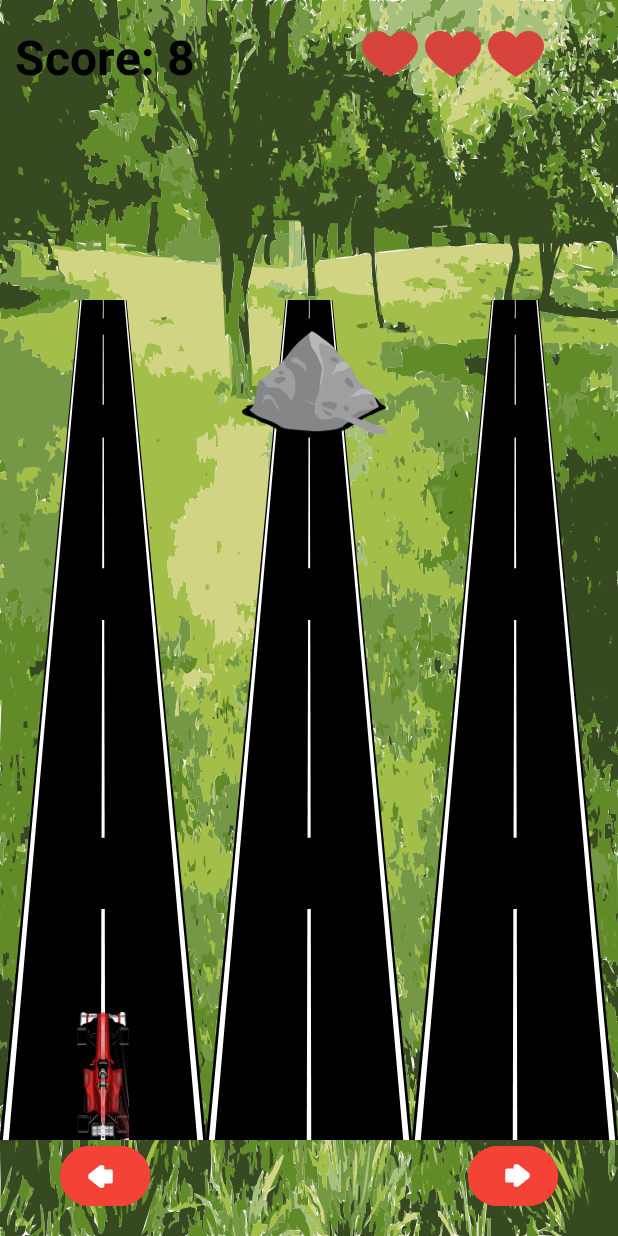
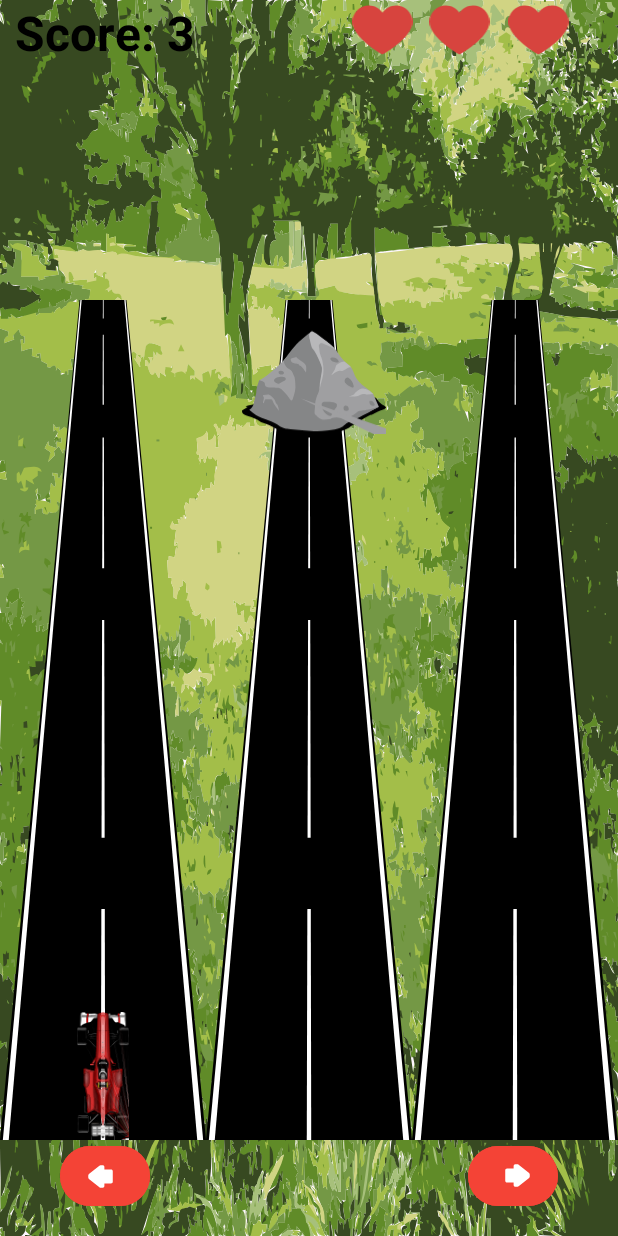
Before and after one commit to IDKeren/CarGame.HW2, an Android app: the GameActivity screen opened directly, with no data from a screen before it, after a tap on "OK", on a phone screen of 412 x 824 dp. Run offline under Robolectric (Android 15) with nearby library versions, the phone set to English and light mode, and no system bars.

Commit message:
CarGame second commit

```diff
--- a/app/src/main/java/com/example/hw1/GameActivity.java
+++ b/app/src/main/java/com/example/hw1/GameActivity.java
@@ -1,19 +1,18 @@
 package com.example.hw1;
 
 import android.annotation.SuppressLint;
-import android.content.Context;
 import android.content.Intent;
 import android.os.Bundle;
 import android.os.Handler;
-import android.os.VibrationEffect;
-import android.os.Vibrator;
 import android.view.View;
 import android.widget.Button;
 import android.widget.ImageView;
 import android.widget.TextView;
-import android.widget.Toast;
+
 
 import androidx.appcompat.app.AppCompatActivity;
+
+import com.example.hw1.Utilities.SignalManager;
 
 import java.util.Random;
 
@@ -21,44 +20,50 @@ public class GameActivity extends AppCompatActivity {
 
     private static final int ROWS = 6;
     private static final int COLS = 3;
-    private ImageView[] heart;
+    private final ImageView[] heart = new ImageView[3];
     private final ImageView[][] gameMatrix = new ImageView[ROWS][COLS];
-
     private final ImageView[][] rockMatrix = new ImageView[ROWS][COLS];
     private int lives = 3;
-
-    private static int curScore = 0;
-    private static TextView scoreTextView ;
+    private TextView scoreTextView ;
     private int currentColumn = 1;
+    private int curScore = 0;
     private static final int DELAY = 1400;
     private static final int ROCK = R.drawable.rock;
     private static final int CAR_IMAGE = R.drawable.car;
 
     Random random = new Random();
+
     private Handler delayHandler = new Handler();
 
+    private Button leftArrowButton;
+    private Button rightArrowButton;
 
-    @SuppressLint({"MissingInflatedId", "DiscouragedApi"})
+
     @Override
     protected void onCreate(Bundle savedInstanceState) {
         super.onCreate(savedInstanceState);
         setContentView(R.layout.activity_main);
+        findViews();
         setGameMatrix();
+        startScoreTimer();
 
 
-        heart = new ImageView[3];
-        Button leftArrowButton = findViewById(R.id.leftArrowButton);
-        Button rightArrowButton = findViewById(R.id.rightArrowButton);
+        leftArrowButton.setOnClickListener(View -> moveCarLeft());
+        rightArrowButton.setOnClickListener(View -> moveCarRight());
+
+
+        delayHandler.postDelayed(runnable, DELAY);
+    }
+
+    @SuppressLint("DiscouragedApi")
+    private void findViews(){
+        leftArrowButton = findViewById(R.id.leftArrowButton);
+        rightArrowButton = findViewById(R.id.rightArrowButton);
+        scoreTextView = findViewById(R.id.score);
 
         for (int i = 0; i < 3; i++) {
             heart[i] = findViewById(getResources().getIdentifier("heart" + (i + 1), "id", getPackageName()));
         }
-
-        leftArrowButton.setOnClickListener(View -> moveCarLeft());
-        rightArrowButton.setOnClickListener(View -> moveCarRight());
-        scoreTextView = findViewById(R.id.score);
-        delayHandler.postDelayed(runnable, DELAY);
-        startScoreTimer();
     }
 
     private void spawnRocks() {
@@ -66,6 +71,7 @@ public class GameActivity extends AppCompatActivity {
     }
 
     private void randomRocks() {
+        // Generate random rocks
         int i = random.nextInt(3);
         if (rockMatrix[0][i].getDrawable() == null) {
             rockMatrix[0][i].setImageResource(ROCK);
@@ -78,14 +84,17 @@ public class GameActivity extends AppCompatActivity {
             public void run() {
                 try {
                     moveRocks();
+                    delayHandler.postDelayed(this, DELAY);
                 } catch (InterruptedException e) {
                     throw new RuntimeException(e);
                 }
-            delayHandler.postDelayed(this, DELAY);
+
                 spawnRocks();
 
             }
         };
+
+
 
     private void moveRocks() throws InterruptedException {
         // Move rocks downward
@@ -111,6 +120,7 @@ public class GameActivity extends AppCompatActivity {
     }
 
     private void moveCarLeft() {
+        // Move the car left only if it's not at the leftmost column
         if (currentColumn != 0) {
 
             moveCar(currentColumn - 1);
@@ -147,11 +157,9 @@ public class GameActivity extends AppCompatActivity {
         // Reduce lives
         lives--;
         // Show a toast message
-        Toast.makeText(this, "Collision! Lives remaining: " + lives, Toast.LENGTH_SHORT).show();
-        // Vibrate the device
-        Vibrator v = (Vibrator) getSystemService(Context.VIBRATOR_SERVICE);
-        // Vibrate for 500 milliseconds
-        v.vibrate(VibrationEffect.createOneShot(500, VibrationEffect.DEFAULT_AMPLITUDE));
+        SignalManager.getInstance().toast("Collision! Lives remaining: " + lives);
+        // Vibrate the device for 500 milliseconds
+        SignalManager.getInstance().vibrate(500);
         // Update the UI with remaining lives
         updateLivesUI();
         // Check for game over
@@ -171,8 +179,9 @@ public class GameActivity extends AppCompatActivity {
         }
     }
 
-    private void startScoreTimer() {
+    private void startScoreTimer()  {
         Handler scoreHandler = new Handler();
+
         scoreHandler.postDelayed(new Runnable() {
             @Override
             public void run() {
@@ -186,16 +195,23 @@ public class GameActivity extends AppCompatActivity {
         }, 1000); // Start the timer after 1 second
     }
 
+    @Override
+    protected void onStop() {
+        super.onStop();
+        delayHandler.removeCallbacks(runnable);
+        delayHandler.removeCallbacksAndMessages(null);
+
+
+
+    }
+
     private void gameOver() {
         // Display game over message and handle game over actions
-        Toast.makeText(this, "Game Over!", Toast.LENGTH_LONG).show();
+        SignalManager.getInstance().toast("Game Over!");
         Intent intent = new Intent(this,MainActivity.class);
-        delayHandler.removeCallbacks(runnable);
-        delayHandler.removeCallbacksAndMessages(null);
-        runnable = null;
-        delayHandler = null;
+
         startActivity(intent);
-
+        finish();
 
     }
 
--- a/app/src/main/java/com/example/hw1/MainActivity.java
+++ b/app/src/main/java/com/example/hw1/MainActivity.java
@@ -4,12 +4,14 @@ import androidx.appcompat.app.AppCompatActivity;
 import android.content.Intent;
 import android.os.Bundle;
 
+import com.example.hw1.Utilities.SignalManager;
+
 public class MainActivity extends AppCompatActivity {
 
     @Override
     protected void onCreate(Bundle savedInstanceState) {
         super.onCreate(savedInstanceState);
-
+        SignalManager.init(this);
 
         startMenu();
     }
--- a/app/src/main/res/layout/activity_main.xml
+++ b/app/src/main/res/layout/activity_main.xml
@@ -11,15 +11,14 @@
 
     <androidx.appcompat.widget.LinearLayoutCompat
         android:id="@+id/heartsLayout"
-        android:layout_width="wrap_content"
-        android:layout_height="wrap_content"
-        android:layout_marginTop="16dp"
-        android:layout_marginEnd="16dp">
+        android:layout_width="500dp"
+        android:layout_height="40dp"
+       >
 
         <com.google.android.material.textview.MaterialTextView
             android:id="@+id/score"
-            android:layout_width="wrap_content"
-            android:layout_height="40dp"
+            android:layout_width="220dp"
+            android:layout_height="match_parent"
             android:layout_marginStart="10dp"
             android:text="Score:  "
             android:textColor="@color/black"
@@ -28,29 +27,24 @@
 
         <com.google.android.material.imageview.ShapeableImageView
             android:id="@+id/heart1"
-            android:layout_width="40dp"
-            android:layout_height="40dp"
-            android:padding="1dp"
-            android:layout_toEndOf="@id/score"
-            android:layout_marginStart="110dp"
+            android:layout_width="50dp"
+            android:layout_height="match_parent"
+
+            android:scaleType="fitCenter"
             app:srcCompat="@drawable/heart" />
 
         <com.google.android.material.imageview.ShapeableImageView
             android:id="@+id/heart2"
-            android:layout_width="40dp"
-            android:layout_toEndOf="@id/heart1"
-            android:layout_marginStart="2dp"
-            android:layout_height="40dp"
-            android:padding="1dp"
+            android:layout_width="50dp"
+            android:layout_height="match_parent"
+            android:layout_marginHorizontal="1dp"
             app:srcCompat="@drawable/heart" />
 
         <com.google.android.material.imageview.ShapeableImageView
             android:id="@+id/heart3"
-            android:layout_width="40dp"
-            android:layout_height="40dp"
-            android:layout_marginStart="2dp"
-            android:layout_toEndOf="@id/heart2"
-            android:padding="1dp"
+            android:layout_width="50dp"
+            android:layout_height="match_parent"
+            android:layout_marginHorizontal="1dp"
             app:srcCompat="@drawable/heart"
             tools:ignore="ImageContrastCheck" />
 
@@ -58,6 +52,7 @@
     </androidx.appcompat.widget.LinearLayoutCompat>
 
     <androidx.appcompat.widget.LinearLayoutCompat
+        android:id="@+id/matrix"
         android:layout_width="wrap_content"
         android:layout_height="wrap_content"
         android:layout_marginTop="100dp"
```
Also changed, not shown: app/src/main/java/com/example/hw1/Utilities/SignalManager.java (added, +47 -0 lines). Lines whose indentation alone changed are shown as unchanged.
